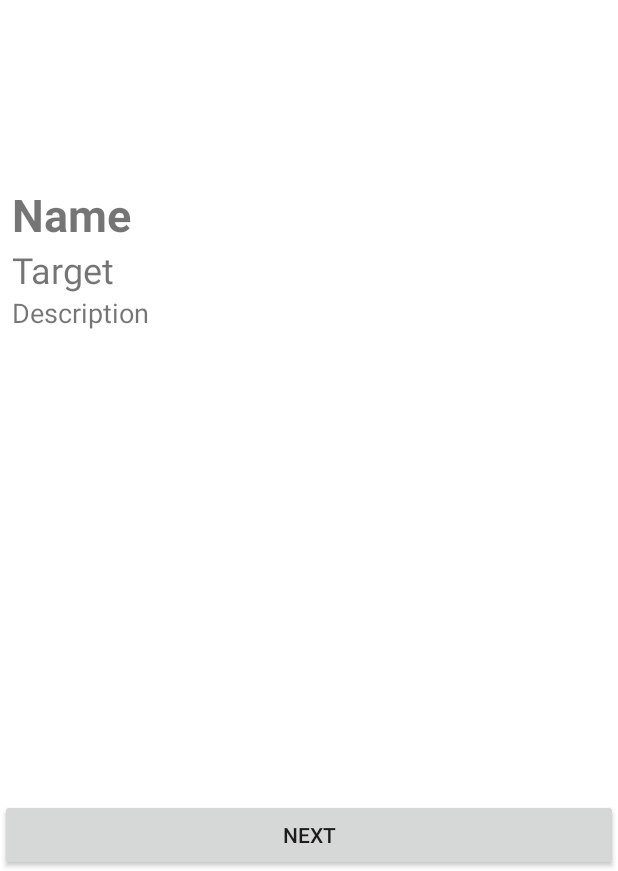
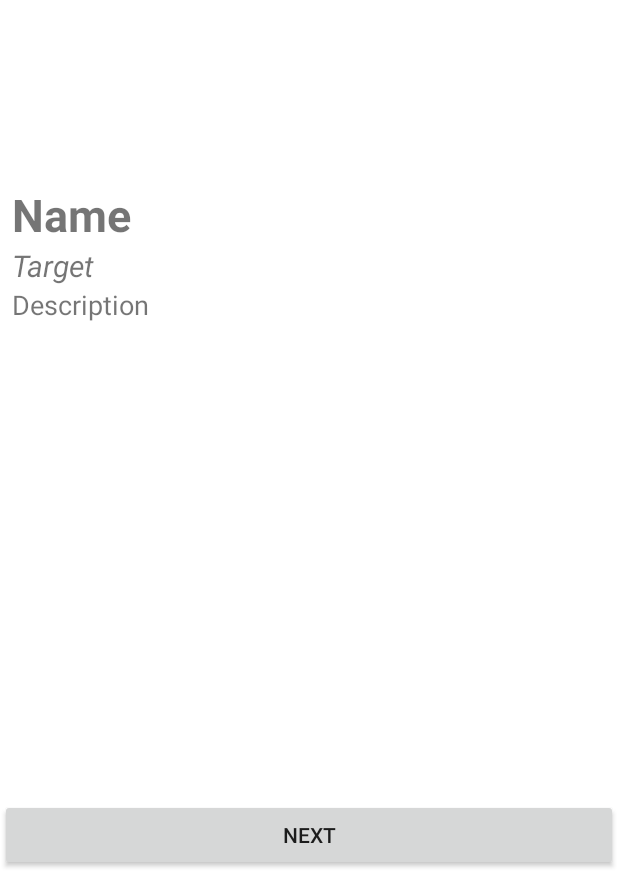
Before and after one commit to albertogoffi/hackthlete, an Android app: the ExerciseActivity screen opened directly, with no data from a screen before it, on a phone screen of 412 x 824 dp, the part 365-1236 px from its top. Run offline under Robolectric (Android 15) with nearby library versions, the phone set to English and light mode, and no system bars; libraries missing offline, so code that uses them is left out: com.google.maps.android, com.google.maps.model; 8 statements that could not run were skipped.

Commit message:
Improve exercise activity

```diff
--- a/app/src/main/res/layout/activity_exercise.xml
+++ b/app/src/main/res/layout/activity_exercise.xml
@@ -40,6 +40,7 @@
                 android:layout_width="match_parent"
                 android:layout_height="wrap_content"
                 android:layout_marginLeft="8dp"
+                android:layout_marginRight="8dp"
                 android:text="Name"
                 android:textSize="30sp"
                 android:textStyle="bold" />
@@ -49,14 +50,17 @@
                 android:layout_width="match_parent"
                 android:layout_height="wrap_content"
                 android:layout_marginLeft="8dp"
+                android:layout_marginRight="8dp"
                 android:text="Target"
-                android:textSize="24sp" />
+                android:textSize="20sp"
+                android:textStyle="italic" />
 
             <TextView
                 android:id="@+id/exerciseDescriptionView"
                 android:layout_width="match_parent"
                 android:layout_height="wrap_content"
                 android:layout_marginLeft="8dp"
+                android:layout_marginRight="8dp"
                 android:inputType="textMultiLine"
                 android:text="Description"
                 android:textSize="18sp" />
```
Also changed, not shown: app/src/main/java/com/outhlete/outhlete/ExerciseActivity.kt (+5 -4 lines).
